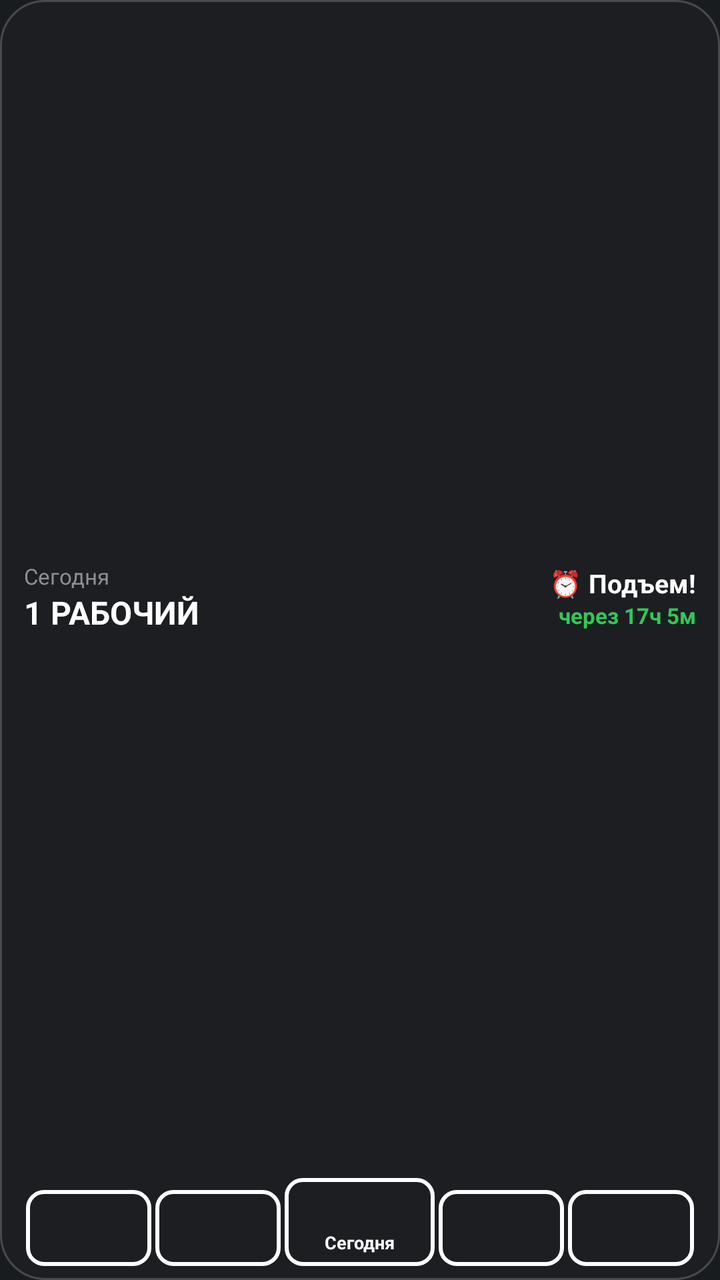
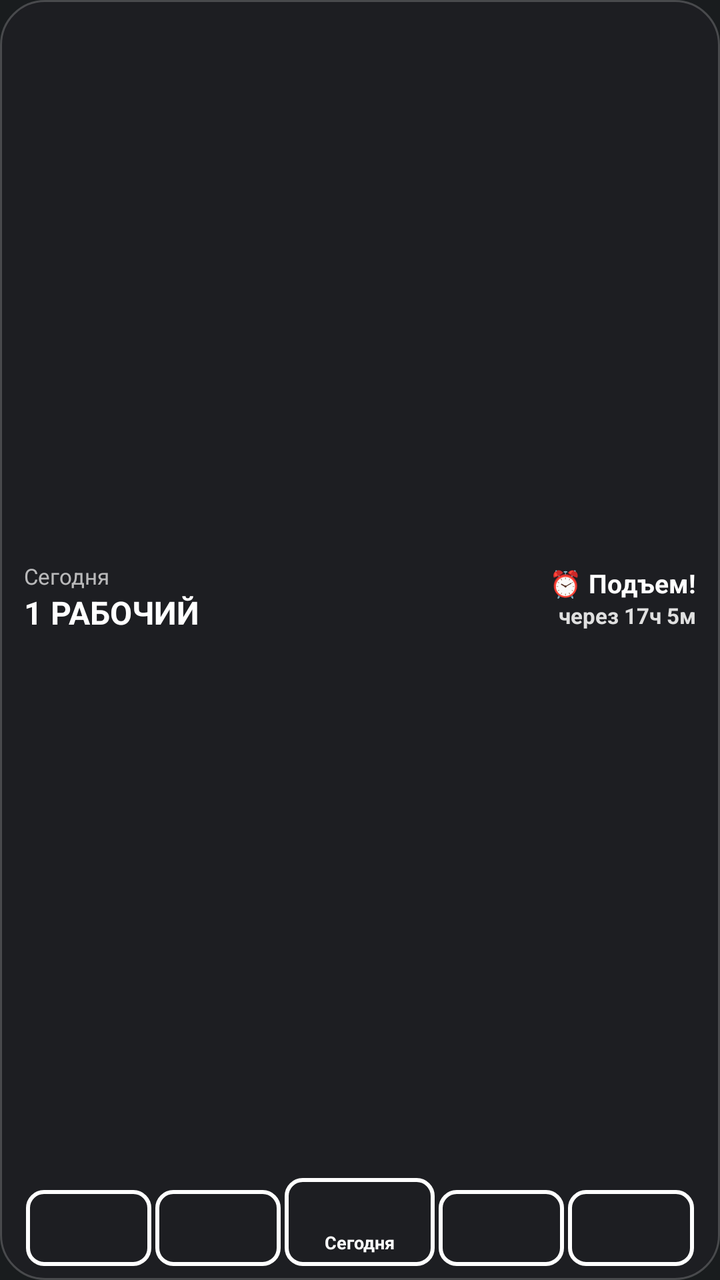

Screens rendered from an Android XML layout before and after an edit, with the pre-edit source and the edit as a unified diff.
<!-- AndroidManifest.xml: application theme android:Theme.DeviceDefault -->
<!-- res/layout/widget_layout.xml -->
<?xml version="1.0" encoding="utf-8"?>
<LinearLayout xmlns:android="http://schemas.android.com/apk/res/android"
    android:id="@+id/widget_main_layout"
    android:layout_width="match_parent"
    android:layout_height="match_parent"
    android:background="@drawable/bg_widget_glass"
    android:orientation="vertical"
    android:paddingLeft="12dp"
    android:paddingTop="10dp"
    android:paddingRight="12dp"
    android:paddingBottom="6dp">

    
    <LinearLayout
        android:layout_width="match_parent"
        android:layout_height="0dp"
        android:layout_weight="1"
        android:gravity="center_vertical"
        android:orientation="horizontal">

        
        <LinearLayout
            android:layout_width="0dp"
            android:layout_height="wrap_content"
            android:layout_weight="1"
            android:orientation="vertical">

            <TextView
                android:id="@+id/widget_label_today"
                android:layout_width="wrap_content"
                android:layout_height="wrap_content"
                android:text="Сегодня"
                android:textColor="#8E8E93"
                android:textSize="11sp" />

            <TextView
                android:id="@+id/widget_shift_name"
                android:layout_width="wrap_content"
                android:layout_height="wrap_content"
                android:ellipsize="end"
                android:maxLines="1"
                android:text="1 РАБОЧИЙ"
                android:textColor="#FFFFFF"
                android:textSize="16sp"
                android:textStyle="bold" />
        </LinearLayout>

        
        <LinearLayout
            android:layout_width="0dp"
            android:layout_height="wrap_content"
            android:layout_weight="1"
            android:gravity="end"
            android:orientation="vertical">

            <TextView
                android:id="@+id/widget_alarm_title"
                android:layout_width="wrap_content"
                android:layout_height="wrap_content"
                android:ellipsize="end"
                android:maxLines="1"
                android:text="⏰ Подъем!"
                android:textColor="#FFFFFF"
                android:textSize="13sp"
                android:textStyle="bold" />

            <TextView
                android:id="@+id/widget_alarm_time"
                android:layout_width="wrap_content"
                android:layout_height="wrap_content"
                android:text="через 17ч 5м"
                android:textColor="#34C759"
                android:textSize="11sp"
                android:textStyle="bold" />
        </LinearLayout>
    </LinearLayout>

    
    <LinearLayout
        android:layout_width="match_parent"
        android:layout_height="wrap_content"
        android:gravity="bottom"
        android:orientation="horizontal">

        
        <FrameLayout
            android:layout_width="0dp"
            android:layout_height="38dp"
            android:layout_margin="1dp"
            android:layout_weight="1">

            <ImageView
                android:id="@+id/day_1_bg"
                android:layout_width="match_parent"
                android:layout_height="match_parent"
                android:src="@drawable/bg_widget_border" />

            <LinearLayout
                android:layout_width="wrap_content"
                android:layout_height="wrap_content"
                android:layout_gravity="center"
                android:gravity="center"
                android:orientation="vertical">

                <TextView
                    android:id="@+id/day_1_num"
                    android:layout_width="wrap_content"
                    android:layout_height="wrap_content"
                    android:textColor="#FFFFFF"
                    android:textSize="13sp"
                    android:textStyle="bold" />

                <TextView
                    android:id="@+id/day_1_sub"
                    android:layout_width="wrap_content"
                    android:layout_height="wrap_content"
                    android:textColor="#DDDDDD"
                    android:textSize="9sp" />
            </LinearLayout>
        </FrameLayout>

        
        <FrameLayout
            android:layout_width="0dp"
            android:layout_height="38dp"
            android:layout_margin="1dp"
            android:layout_weight="1">

            <ImageView
                android:id="@+id/day_2_bg"
                android:layout_width="match_parent"
                android:layout_height="match_parent"
                android:src="@drawable/bg_widget_border" />

            <LinearLayout
                android:layout_width="wrap_content"
                android:layout_height="wrap_content"
                android:layout_gravity="center"
                android:gravity="center"
                android:orientation="vertical">

                <TextView
                    android:id="@+id/day_2_num"
                    android:layout_width="wrap_content"
                    android:layout_height="wrap_content"
                    android:textColor="#FFFFFF"
                    android:textSize="13sp"
                    android:textStyle="bold" />

                <TextView
                    android:id="@+id/day_2_sub"
                    android:layout_width="wrap_content"
                    android:layout_height="wrap_content"
                    android:textColor="#DDDDDD"
                    android:textSize="9sp" />
            </LinearLayout>
        </FrameLayout>

        
        <FrameLayout
            android:layout_width="0dp"
            android:layout_height="44dp"
            android:layout_margin="1dp"
            android:layout_weight="1.2">

            <ImageView
                android:id="@+id/day_3_bg"
                android:layout_width="match_parent"
                android:layout_height="match_parent"
                android:src="@drawable/bg_widget_border" />

            <LinearLayout
                android:layout_width="wrap_content"
                android:layout_height="wrap_content"
                android:layout_gravity="center"
                android:gravity="center"
                android:orientation="vertical">

                <TextView
                    android:id="@+id/day_3_num"
                    android:layout_width="wrap_content"
                    android:layout_height="wrap_content"
                    android:textColor="#FFFFFF"
                    android:textSize="15sp"
                    android:textStyle="bold" />

                <TextView
                    android:id="@+id/day_3_sub"
                    android:layout_width="wrap_content"
                    android:layout_height="wrap_content"
                    android:text="Сегодня"
                    android:textColor="#FFFFFF"
                    android:textSize="9sp"
                    android:textStyle="bold" />
            </LinearLayout>
        </FrameLayout>

        
        <FrameLayout
            android:layout_width="0dp"
            android:layout_height="38dp"
            android:layout_margin="1dp"
            android:layout_weight="1">

            <ImageView
                android:id="@+id/day_4_bg"
                android:layout_width="match_parent"
                android:layout_height="match_parent"
                android:src="@drawable/bg_widget_border" />

            <LinearLayout
                android:layout_width="wrap_content"
                android:layout_height="wrap_content"
                android:layout_gravity="center"
                android:gravity="center"
                android:orientation="vertical">

                <TextView
                    android:id="@+id/day_4_num"
                    android:layout_width="wrap_content"
                    android:layout_height="wrap_content"
                    android:textColor="#FFFFFF"
                    android:textSize="13sp"
                    android:textStyle="bold" />

                <TextView
                    android:id="@+id/day_4_sub"
                    android:layout_width="wrap_content"
                    android:layout_height="wrap_content"
                    android:textColor="#DDDDDD"
                    android:textSize="9sp" />
            </LinearLayout>
        </FrameLayout>

        
        <FrameLayout
            android:layout_width="0dp"
            android:layout_height="38dp"
            android:layout_margin="1dp"
            android:layout_weight="1">

            <ImageView
                android:id="@+id/day_5_bg"
                android:layout_width="match_parent"
                android:layout_height="match_parent"
                android:src="@drawable/bg_widget_border" />

            <LinearLayout
                android:layout_width="wrap_content"
                android:layout_height="wrap_content"
                android:layout_gravity="center"
                android:gravity="center"
                android:orientation="vertical">

                <TextView
                    android:id="@+id/day_5_num"
                    android:layout_width="wrap_content"
                    android:layout_height="wrap_content"
                    android:textColor="#FFFFFF"
                    android:textSize="13sp"
                    android:textStyle="bold" />

                <TextView
                    android:id="@+id/day_5_sub"
                    android:layout_width="wrap_content"
                    android:layout_height="wrap_content"
                    android:textColor="#DDDDDD"
                    android:textSize="9sp" />
            </LinearLayout>
        </FrameLayout>
    </LinearLayout>

</LinearLayout>
<!-- resources referenced by this layout -->
<resources>
  <!-- drawable bg_widget_border (drawable) -->
  <?xml version="1.0" encoding="utf-8"?>
  <shape xmlns:android="http://schemas.android.com/apk/res/android"
      android:shape="rectangle">
      <stroke android:width="2dp" android:color="#FFFFFF" />
      <corners android:radius="8dp" />
      <solid android:color="#00000000" />
  </shape>
  <!-- drawable bg_widget_glass (drawable) -->
  <?xml version="1.0" encoding="utf-8"?>
  <shape xmlns:android="http://schemas.android.com/apk/res/android"
      android:shape="rectangle">
      
      
      <solid android:color="#CC1E1E24" />
      
      
      <corners android:radius="22dp" />
      
      
      <stroke
          android:width="1dp"
          android:color="#33FFFFFF" />
  </shape>
</resources>

<!-- the commit's change to res/layout/widget_layout.xml (unified diff, before → after) -->
@@ -30,7 +30,7 @@
                 android:layout_width="wrap_content"
                 android:layout_height="wrap_content"
                 android:text="Сегодня"
-                android:textColor="#8E8E93"
+                android:textColor="#B0FFFFFF"
                 android:textSize="11sp" />
 
             <TextView
@@ -69,7 +69,7 @@
                 android:layout_width="wrap_content"
                 android:layout_height="wrap_content"
                 android:text="через 17ч 5м"
-                android:textColor="#34C759"
+                android:textColor="#E0E0E0"
                 android:textSize="11sp"
                 android:textStyle="bold" />
         </LinearLayout>
@@ -114,7 +114,7 @@
                     android:id="@+id/day_1_sub"
                     android:layout_width="wrap_content"
                     android:layout_height="wrap_content"
-                    android:textColor="#DDDDDD"
+                    android:textColor="#B0FFFFFF"
                     android:textSize="9sp" />
             </LinearLayout>
         </FrameLayout>
@@ -151,7 +151,7 @@
                     android:id="@+id/day_2_sub"
                     android:layout_width="wrap_content"
                     android:layout_height="wrap_content"
-                    android:textColor="#DDDDDD"
+                    android:textColor="#B0FFFFFF"
                     android:textSize="9sp" />
             </LinearLayout>
         </FrameLayout>
@@ -227,7 +227,7 @@
                     android:id="@+id/day_4_sub"
                     android:layout_width="wrap_content"
                     android:layout_height="wrap_content"
-                    android:textColor="#DDDDDD"
+                    android:textColor="#B0FFFFFF"
                     android:textSize="9sp" />
             </LinearLayout>
         </FrameLayout>
@@ -264,7 +264,7 @@
                     android:id="@+id/day_5_sub"
                     android:layout_width="wrap_content"
                     android:layout_height="wrap_content"
-                    android:textColor="#DDDDDD"
+                    android:textColor="#B0FFFFFF"
                     android:textSize="9sp" />
             </LinearLayout>
         </FrameLayout>
